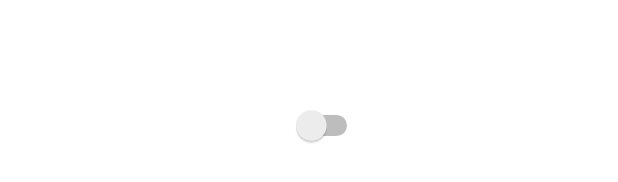
After one commit to saurabbikramsen/ChatBot, an Android app: the layout menu_entity.xml on its own in the app's theme, with its tools: preview values and no code run, on a phone screen of 412 x 824 dp. The commit adds this screen. Shown: the part 492-674 px from the top of the screen. Run offline under Robolectric (Android 15) with nearby library versions, the phone set to English and light mode, and no system bars.

Commit message:
voice on/off feature added, app icon added

```diff
--- a/app/src/main/AndroidManifest.xml
+++ b/app/src/main/AndroidManifest.xml
@@ -7,7 +7,7 @@
         android:allowBackup="true"
         android:dataExtractionRules="@xml/data_extraction_rules"
         android:fullBackupContent="@xml/backup_rules"
-        android:icon="@mipmap/ic_launcher"
+        android:icon="@drawable/bot"
         android:usesCleartextTraffic="true"
         android:label="@string/app_name"
         android:roundIcon="@mipmap/ic_launcher_round"
--- /dev/null
+++ b/app/src/main/res/drawable/ic_baseline_add_reaction_24.xml
@@ -0,0 +1,5 @@
+<vector android:height="24dp" android:tint="#DBC00F"
+    android:viewportHeight="24" android:viewportWidth="24"
+    android:width="24dp" xmlns:android="http://schemas.android.com/apk/res/android">
+    <path android:fillColor="@android:color/white" android:pathData="M18,9V7h-2V2.84C14.77,2.3 13.42,2 11.99,2C6.47,2 2,6.48 2,12s4.47,10 9.99,10C17.52,22 22,17.52 22,12c0,-1.05 -0.17,-2.05 -0.47,-3H18zM15.5,8C16.33,8 17,8.67 17,9.5S16.33,11 15.5,11S14,10.33 14,9.5S14.67,8 15.5,8zM8.5,8C9.33,8 10,8.67 10,9.5S9.33,11 8.5,11S7,10.33 7,9.5S7.67,8 8.5,8zM12,17.5c-2.33,0 -4.31,-1.46 -5.11,-3.5h10.22C16.31,16.04 14.33,17.5 12,17.5zM22,3h2v2h-2v2h-2V5h-2V3h2V1h2V3z"/>
+</vector>
--- /dev/null
+++ b/app/src/main/res/layout/menu_entity.xml
@@ -0,0 +1,22 @@
+<?xml version="1.0" encoding="utf-8"?>
+<LinearLayout
+    xmlns:android="http://schemas.android.com/apk/res/android"
+    android:layout_width="fill_parent"
+    android:layout_height="fill_parent"
+    android:layout_gravity="center"
+    android:gravity="center"
+    android:orientation="horizontal" >
+    <ImageView
+        android:layout_width="30dp"
+        android:layout_height="30dp"
+        android:src="@drawable/ic_baseline_volume_up_24"
+        android:layout_marginRight="10dp"
+/>
+    <Switch
+        android:id="@+id/switchAB"
+        android:layout_width="wrap_content"
+        android:layout_height="wrap_content"
+        android:layout_marginRight="15dp"
+        android:theme="@style/Theme.MyTheme"
+/>
+</LinearLayout>
--- a/app/src/main/res/values/colors.xml
+++ b/app/src/main/res/values/colors.xml
@@ -7,6 +7,7 @@
     <color name="teal_700">#FF018786</color>
     <color name="black">#FF000000</color>
     <color name="white">#FFFFFFFF</color>
+    <color name="yellow">#FFFF00</color>
 
     <color name="back_color">#13253D</color>
     <color name="bot_black_color">#203757</color>
--- a/app/src/main/res/values/themes.xml
+++ b/app/src/main/res/values/themes.xml
@@ -13,4 +13,20 @@
         <item name="android:statusBarColor">?attr/colorPrimaryVariant</item>
         <!-- Customize your theme here. -->
     </style>
+
+    <style name="Theme.MyTheme" parent="Theme.AppCompat.Light.DarkActionBar">
+        <!-- colorPrimary is used for the default action bar background -->
+        <item name="colorPrimary">@color/teal_200</item>
+
+        <!-- colorPrimaryDark is used for the status bar -->
+        <item name="colorPrimaryDark">@color/teal_200</item>
+
+        <!-- colorAccent is used as the default value for colorControlActivated,
+             which is used to tint widgets -->
+        <item name="colorAccent">@color/yellow</item>
+
+        <!-- You can also set colorControlNormal, colorControlActivated
+             colorControlHighlight, and colorSwitchThumbNormal. -->
+
+    </style>
 </resources>
```
Also changed, not shown: app/src/main/java/com/example/chatbot/MainActivity.java (+156 -29 lines), app/src/main/res/layout/switch_item.xml (added, +11 -0 lines), app/src/main/res/layout/user_msg_rv_item.xml (+18 -13 lines), app/src/main/res/menu/menuitems.xml (added, +20 -0 lines), app/src/main/res/drawable/bot45real.png (added), 1 other file.
